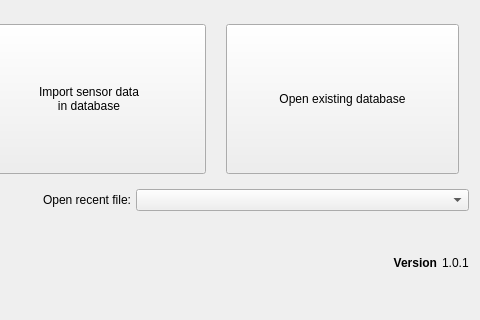
This is python/resources/ui/StartDialog.ui in introlab/OpenIMU as Qt 5 draws it before an edit; both pictures show x 302 to 782 and y 132 to 452 of the 782 by 452 pixel window. The edited form follows.
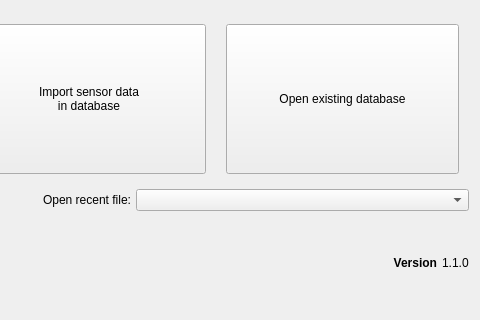
This is the edited form. Icons and pictures are not drawn.

Diff of the .ui file:
```diff
--- a/python/resources/ui/StartDialog.ui
+++ b/python/resources/ui/StartDialog.ui
@@ -385,7 +385,7 @@
         </font>
        </property>
        <property name="text">
-        <string notr="true">1.0.1</string>
+        <string notr="true">1.1.0</string>
        </property>
       </widget>
      </item>
```
